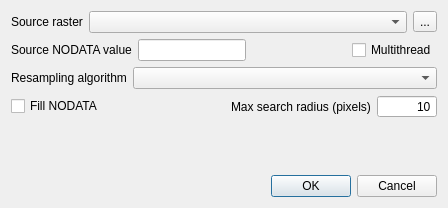
First picture: the form in flo2d/ui/sampling_elev.ui, repository FLO-2DSoftware/qgis-flo-2d-plugin, before the edit.
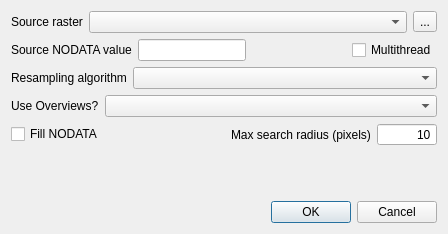
Second picture: the form after the edit.

Commit message: Elevations Sampling dialog changes. Chengelog.

The edit to the form file:
```diff
--- a/flo2d/ui/sampling_elev.ui
+++ b/flo2d/ui/sampling_elev.ui
@@ -7,13 +7,41 @@
     <x>0</x>
     <y>0</y>
     <width>448</width>
-    <height>208</height>
+    <height>234</height>
    </rect>
   </property>
   <property name="windowTitle">
    <string>Elevation Sampling</string>
   </property>
   <layout class="QGridLayout" name="gridLayout">
+   <item row="0" column="0">
+    <layout class="QHBoxLayout" name="horizontalLayout">
+     <item>
+      <widget class="QLabel" name="label">
+       <property name="text">
+        <string>Source raster</string>
+       </property>
+      </widget>
+     </item>
+     <item>
+      <widget class="QComboBox" name="srcRasterCbo">
+       <property name="sizePolicy">
+        <sizepolicy hsizetype="MinimumExpanding" vsizetype="Fixed">
+         <horstretch>0</horstretch>
+         <verstretch>0</verstretch>
+        </sizepolicy>
+       </property>
+      </widget>
+     </item>
+     <item>
+      <widget class="QToolButton" name="browseSrcBtn">
+       <property name="text">
+        <string>...</string>
+       </property>
+      </widget>
+     </item>
+    </layout>
+   </item>
    <item row="1" column="0">
     <layout class="QHBoxLayout" name="horizontalLayout_4">
      <item>
@@ -55,57 +83,6 @@
      </item>
     </layout>
    </item>
-   <item row="4" column="0">
-    <spacer name="verticalSpacer">
-     <property name="orientation">
-      <enum>Qt::Vertical</enum>
-     </property>
-     <property name="sizeHint" stdset="0">
-      <size>
-       <width>20</width>
-       <height>40</height>
-      </size>
-     </property>
-    </spacer>
-   </item>
-   <item row="0" column="0">
-    <layout class="QHBoxLayout" name="horizontalLayout">
-     <item>
-      <widget class="QLabel" name="label">
-       <property name="text">
-        <string>Source raster</string>
-       </property>
-      </widget>
-     </item>
-     <item>
-      <widget class="QComboBox" name="srcRasterCbo">
-       <property name="sizePolicy">
-        <sizepolicy hsizetype="MinimumExpanding" vsizetype="Fixed">
-         <horstretch>0</horstretch>
-         <verstretch>0</verstretch>
-        </sizepolicy>
-       </property>
-      </widget>
-     </item>
-     <item>
-      <widget class="QToolButton" name="browseSrcBtn">
-       <property name="text">
-        <string>...</string>
-       </property>
-      </widget>
-     </item>
-    </layout>
-   </item>
-   <item row="5" column="0">
-    <widget class="QDialogButtonBox" name="buttonBox">
-     <property name="orientation">
-      <enum>Qt::Horizontal</enum>
-     </property>
-     <property name="standardButtons">
-      <set>QDialogButtonBox::Cancel|QDialogButtonBox::Ok</set>
-     </property>
-    </widget>
-   </item>
    <item row="2" column="0">
     <layout class="QHBoxLayout" name="horizontalLayout_2">
      <item>
@@ -128,6 +105,27 @@
     </layout>
    </item>
    <item row="3" column="0">
+    <layout class="QHBoxLayout" name="horizontalLayout_6">
+     <item>
+      <widget class="QLabel" name="label_3">
+       <property name="text">
+        <string>Use Overviews?</string>
+       </property>
+      </widget>
+     </item>
+     <item>
+      <widget class="QComboBox" name="ovrCbo">
+       <property name="sizePolicy">
+        <sizepolicy hsizetype="MinimumExpanding" vsizetype="Fixed">
+         <horstretch>0</horstretch>
+         <verstretch>0</verstretch>
+        </sizepolicy>
+       </property>
+      </widget>
+     </item>
+    </layout>
+   </item>
+   <item row="4" column="0">
     <layout class="QHBoxLayout" name="horizontalLayout_3">
      <property name="bottomMargin">
       <number>20</number>
@@ -198,6 +196,29 @@
      </item>
     </layout>
    </item>
+   <item row="5" column="0">
+    <spacer name="verticalSpacer">
+     <property name="orientation">
+      <enum>Qt::Vertical</enum>
+     </property>
+     <property name="sizeHint" stdset="0">
+      <size>
+       <width>20</width>
+       <height>40</height>
+      </size>
+     </property>
+    </spacer>
+   </item>
+   <item row="6" column="0">
+    <widget class="QDialogButtonBox" name="buttonBox">
+     <property name="orientation">
+      <enum>Qt::Horizontal</enum>
+     </property>
+     <property name="standardButtons">
+      <set>QDialogButtonBox::Cancel|QDialogButtonBox::Ok</set>
+     </property>
+    </widget>
+   </item>
   </layout>
  </widget>
  <resources/>
```
The commit also changes 1 other file.
